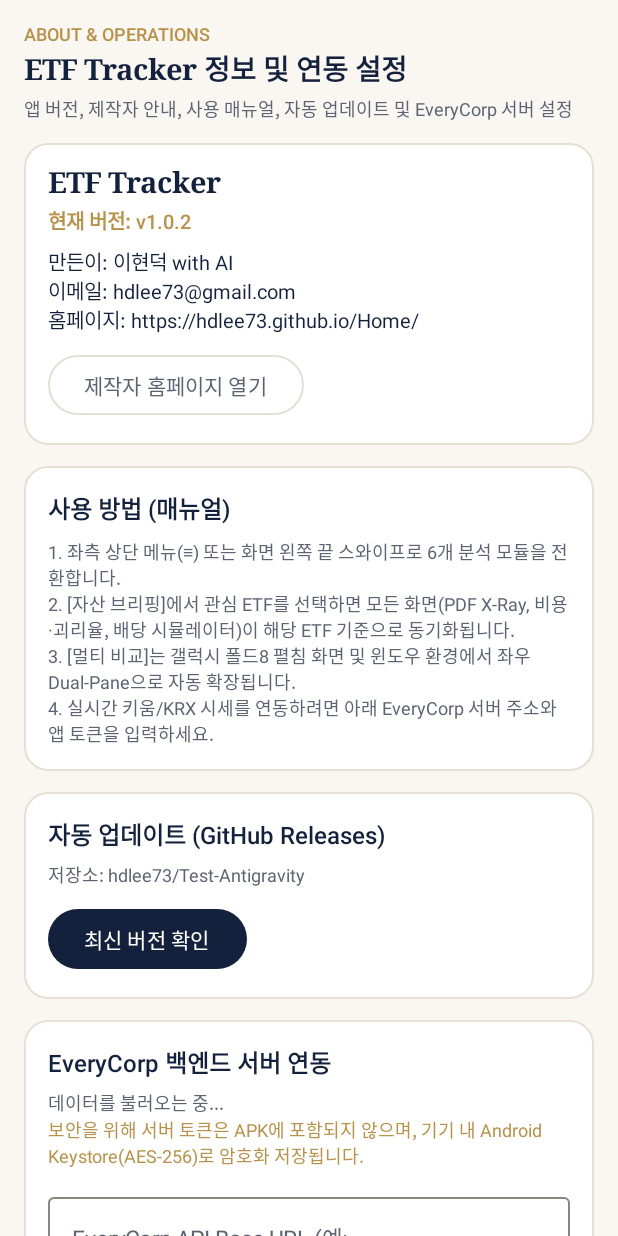
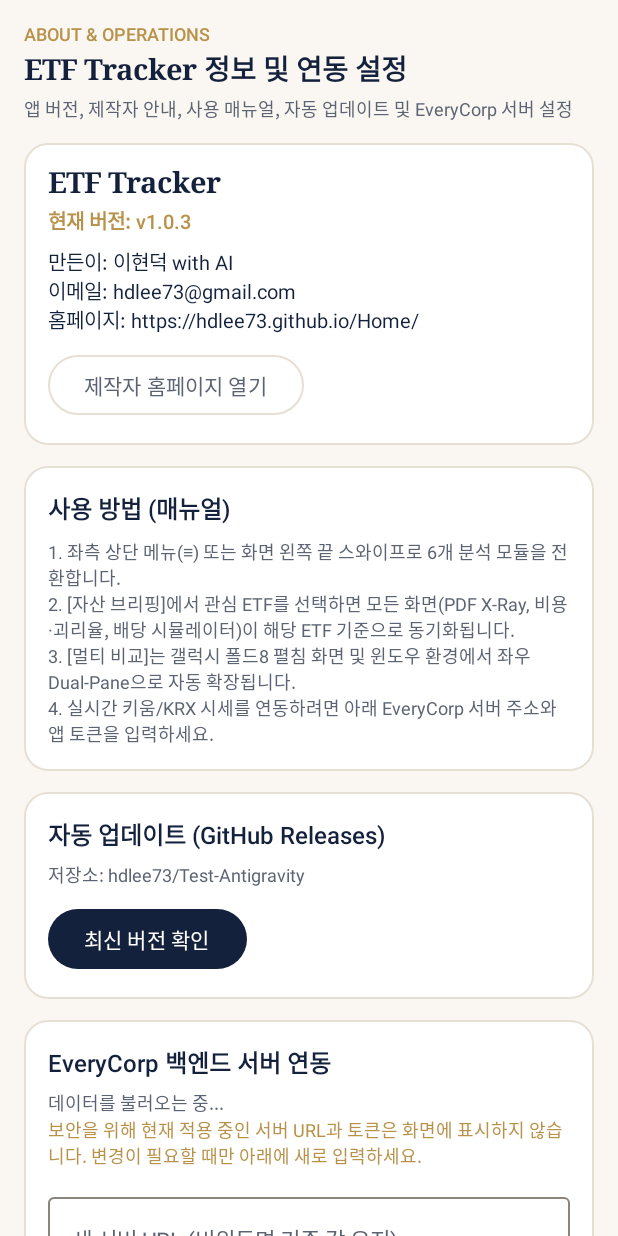
Before and after one commit to hdlee73/Test-Antigravity, an Android app built with Jetpack Compose: the composable AppInfoScreen shown on its own in the app's theme, on a phone screen of 412 x 824 dp. Run offline under Robolectric (Android 15) with nearby library versions, the phone set to English and light mode, and no system bars.

Commit message:
security: hide server URL and token from app UI fields (v1.0.3)

```diff
--- a/app/build.gradle.kts
+++ b/app/build.gradle.kts
@@ -15,8 +15,8 @@ android {
         applicationId = "io.github.hdlee73.etftracker"
         minSdk = 26
         targetSdk = 36
-        versionCode = 3
-        versionName = "1.0.2"
+        versionCode = 4
+        versionName = "1.0.3"
 
         testInstrumentationRunner = "androidx.test.runner.AndroidJUnitRunner"
         vectorDrawables.useSupportLibrary = true
--- a/app/src/main/java/io/github/hdlee73/etftracker/data/repo/EtfRepository.kt
+++ b/app/src/main/java/io/github/hdlee73/etftracker/data/repo/EtfRepository.kt
@@ -89,7 +89,7 @@ class EtfRepository(private val prefs: AppPrefs) {
             etfs = merged,
             newsImpacts = SampleEtfCatalog.newsImpacts,
             isServerConnected = true,
-            statusMessage = "EveryCorp 서버 실시간 연동됨 ($baseUrl)",
+            statusMessage = "EveryCorp 서버 실시간 연동됨",
         )
     }
 }
--- a/app/src/main/java/io/github/hdlee73/etftracker/ui/screens/AppInfoScreen.kt
+++ b/app/src/main/java/io/github/hdlee73/etftracker/ui/screens/AppInfoScreen.kt
@@ -173,7 +173,7 @@ fun AppInfoScreen(
                 Spacer(Modifier.height(6.dp))
                 Text(state.statusMessage, style = MaterialTheme.typography.bodySmall, color = MaterialTheme.colorScheme.onSurfaceVariant)
                 Text(
-                    text = "보안을 위해 서버 토큰은 APK에 포함되지 않으며, 기기 내 Android Keystore(AES-256)로 암호화 저장됩니다.",
+                    text = "보안을 위해 현재 적용 중인 서버 URL과 토큰은 화면에 표시하지 않습니다. 변경이 필요할 때만 아래에 새로 입력하세요.",
                     style = MaterialTheme.typography.bodySmall,
                     color = WealthColors.ChampagneGold,
                 )
@@ -181,7 +181,7 @@ fun AppInfoScreen(
                 OutlinedTextField(
                     value = urlInput,
                     onValueChange = { urlInput = it },
-                    label = { Text("EveryCorp API Base URL (예: https://everycorp-hd.duckdns.org)") },
+                    label = { Text("새 서버 URL (비워두면 기존 값 유지)") },
                     singleLine = true,
                     modifier = Modifier.fillMaxWidth(),
                 )
@@ -190,7 +190,7 @@ fun AppInfoScreen(
                 OutlinedTextField(
                     value = tokenInput,
                     onValueChange = { tokenInput = it },
-                    label = { Text("X-App-Token (직접 입력)") },
+                    label = { Text("새 X-App-Token (비워두면 기존 값 유지)") },
                     singleLine = true,
                     visualTransformation = if (showToken) {
                         androidx.compose.ui.text.input.VisualTransformation.None
@@ -206,7 +206,11 @@ fun AppInfoScreen(
                 )
                 Spacer(Modifier.height(10.dp))
                 Button(
-                    onClick = { onSaveServerConfig(urlInput, tokenInput) },
+                    onClick = {
+                        onSaveServerConfig(urlInput, tokenInput)
+                        urlInput = ""
+                        tokenInput = ""
+                    },
                     colors = ButtonDefaults.buttonColors(containerColor = WealthColors.ClassicNavy),
                 ) {
                     Text("서버 설정 저장 및 재연동")
--- a/app/src/main/java/io/github/hdlee73/etftracker/ui/viewmodel/EtfTrackerViewModel.kt
+++ b/app/src/main/java/io/github/hdlee73/etftracker/ui/viewmodel/EtfTrackerViewModel.kt
@@ -164,9 +164,9 @@ class EtfTrackerViewModel(application: Application) : AndroidViewModel(applicati
     }
 
     fun saveServerConfig(url: String, token: String) {
-        prefs.apiBaseUrl = url
-        prefs.appToken = token
-        _uiState.update { it.copy(apiBaseUrlInput = prefs.apiBaseUrl, appTokenInput = prefs.appToken) }
+        if (url.isNotBlank()) prefs.apiBaseUrl = url
+        if (token.isNotBlank()) prefs.appToken = token
+        _uiState.update { it.copy(apiBaseUrlInput = "", appTokenInput = "") }
         refreshData()
     }
 
```
Also changed, not shown: 1 other file.
